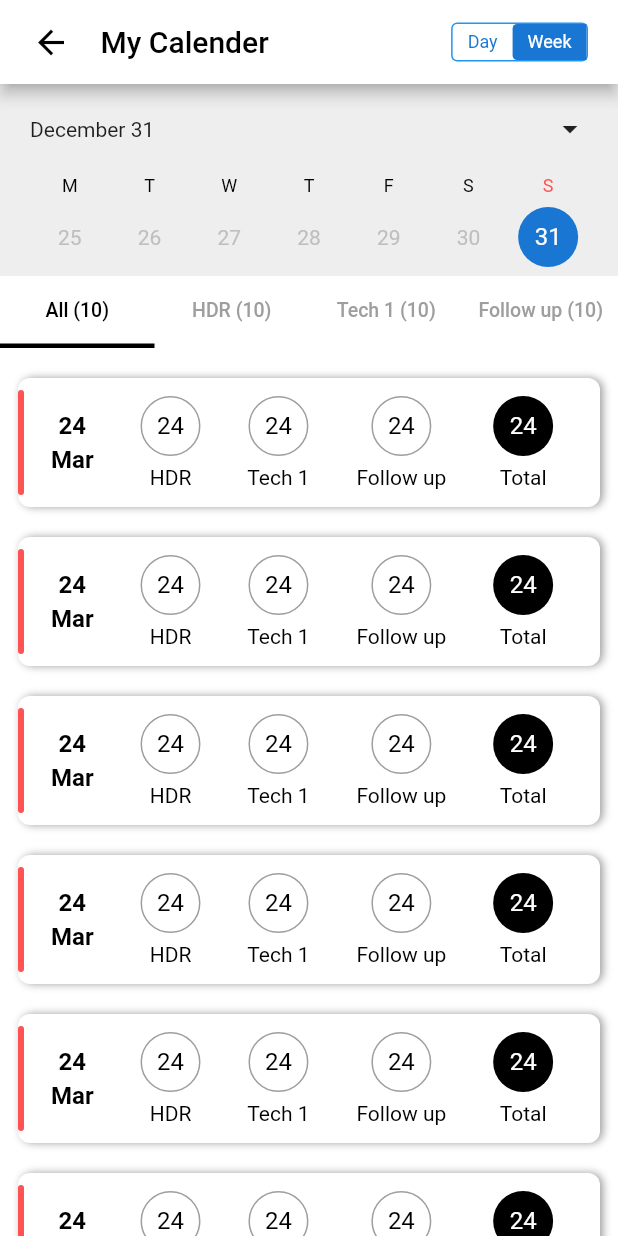
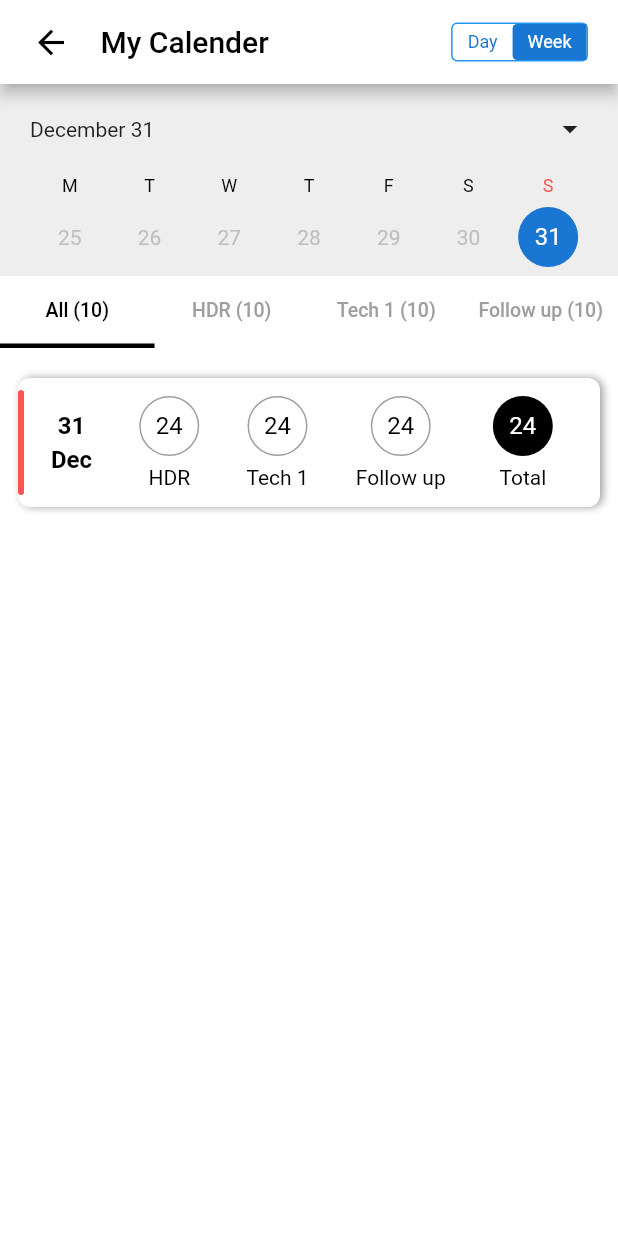
Before and after one commit to naikSaurabh09/calenderselection, a Flutter app: the WeekSelection screen opened directly with empty values, on a phone screen of 412 x 824 dp. Run offline on Flutter 3.47's test engine with Material 2 defaults, Android fonts, the phone set to English and light mode, and no system bars.

Commit message:
customization in Week selection

```diff
--- a/lib/CommonWidgets/listviewDesign.dart
+++ b/lib/CommonWidgets/listviewDesign.dart
@@ -1,10 +1,12 @@
 import 'package:flutter/material.dart';
 import 'package:calenderselection/HelperVariable.dart';
+import 'package:intl/intl.dart';
 import 'package:url_launcher/url_launcher.dart';
 
 class DaySelectionList extends StatelessWidget {
   bool isDaySelection = true;
-  DaySelectionList(this.isDaySelection, {Key? key}) : super(key: key);
+  DateTime individualDayObject;
+  DaySelectionList(this.isDaySelection, this.individualDayObject, {Key? key}) : super(key: key);
 
   @override
   Widget build(BuildContext context) {
@@ -140,7 +142,7 @@ class DaySelectionList extends StatelessWidget {
     return Row(
       mainAxisAlignment: MainAxisAlignment.spaceBetween,
       children: [
-        columnwiseData("Due Date", "05 Jun 23"),
+        columnwiseData("Due Date", DateFormat("dd MMM yyyy").format(individualDayObject)),
         columnwiseData("Level", "10"),
         columnwiseData("Days Left", " 23"),
       ],
@@ -187,9 +189,9 @@ class DaySelectionList extends StatelessWidget {
           SizedBox(width: 18,),
           Column(
             children: [
-              Text("24", style: TextStyle(fontSize: 16, color: colorCode.black, fontWeight: FontWeight.bold),),
+              Text(individualDayObject.day.toString(), style: TextStyle(fontSize: 16, color: colorCode.black, fontWeight: FontWeight.bold),),
               SizedBox(height: 4,),
-              Text("Mar", style: TextStyle(fontSize: 16, color: colorCode.black, fontWeight: FontWeight.bold),),
+              Text(DateFormat("MMM").format(individualDayObject), style: TextStyle(fontSize: 16, color: colorCode.black, fontWeight: FontWeight.bold),),
             ],
           ),
           Expanded(
--- a/lib/WeekSelection.dart
+++ b/lib/WeekSelection.dart
@@ -22,18 +22,89 @@ class WeekSelection extends StatefulWidget {
 }
 
 class _WeekSelectionState extends State<WeekSelection> {
-  final CalendarFormat _calendarFormat = CalendarFormat.week;
+  late CalendarFormat _calendarFormat;
+  late Map<CalendarFormat, String> availableCalenderFormat ;
   final RangeSelectionMode _rangeSelectionMode = RangeSelectionMode.toggledOn; // Can be toggled on/off by longpressing a date
-  final DateTime _focusedDay = DateTime.now();
   DateTime? _selectedDay;
   DateTime? _rangeStart;
   DateTime? _rangeEnd;
+
+  late List daysList;
+  List tabs = ["All", "HDR", "Tech 1", "Follow up"];
 
   @override
   void initState() {
     super.initState();
     _rangeStart = widget._rangeStart;
     _rangeEnd = widget._rangeEnd;
+
+    seperateWeekDatesSelected();
+
+    daysList = getDaysInBetween(_rangeStart!, _rangeEnd!);
+  }
+
+  int weeksBetween(DateTime from, DateTime to) {
+    from = DateTime.utc(from.year, from.month, from.day);
+    to = DateTime.utc(to.year, to.month, to.day);
+    return ((to.difference(from).inDays +1)/ 7).ceil();
+  }
+
+  seperateWeekDatesSelected(){
+
+    final firstJanRangeStart = DateTime(_rangeStart!.year, 1, 1);
+    final weekNumberRangeStart = weeksBetween(firstJanRangeStart, _rangeStart!);
+
+    final firstJanRangeEnd = DateTime(_rangeEnd!.year, 1, 1);
+    final weekNumberRangeEnd = weeksBetween(firstJanRangeEnd, _rangeEnd!);
+
+    final daysSelected = _rangeEnd!.difference(_rangeStart!).inDays + 1;
+    final differenceInWeeks = weekNumberRangeEnd - weekNumberRangeStart;
+
+    if(weekNumberRangeEnd < weekNumberRangeStart){
+      //Two different year have been selected
+      _calendarFormat = CalendarFormat.twoWeeks;
+      availableCalenderFormat = {
+        CalendarFormat.twoWeeks: '2 weeks',
+      };
+    }
+    else{
+      if(daysSelected < 8){
+        if(differenceInWeeks == 0){
+          _calendarFormat = CalendarFormat.week;
+          availableCalenderFormat = {
+            CalendarFormat.week: 'Week',
+          };
+        }
+        else{
+          _calendarFormat = CalendarFormat.twoWeeks;
+          availableCalenderFormat = {
+            CalendarFormat.twoWeeks: '2 weeks',
+          };
+        }
+      }
+      else if(daysSelected > 7 && daysSelected < 15){
+        if(differenceInWeeks == 1){
+          _calendarFormat = CalendarFormat.twoWeeks;
+          availableCalenderFormat = {
+            CalendarFormat.twoWeeks: '2 weeks',
+          };
+          //return false;
+        }
+        else{
+          _calendarFormat = CalendarFormat.month;
+          availableCalenderFormat = {
+            CalendarFormat.month: 'Month',
+          };
+          //return true;
+        }
+      }
+      else{
+        _calendarFormat = CalendarFormat.month;
+        availableCalenderFormat = {
+          CalendarFormat.month: 'Month',
+        };
+      }
+    }
   }
 
 
@@ -79,13 +150,13 @@ class _WeekSelectionState extends State<WeekSelection> {
       color: colorCode.warmgrey,
       padding: const EdgeInsets.symmetric(horizontal: 20.0),
       child: customTableCalendar(
-        firstDay: DateTime.now(),
-        lastDay: DateTime.utc(2024, 12, ),
+        availableGestures: AvailableGestures.none,
+        firstDay: _rangeStart!,
+        lastDay: DateTime.utc(2024, 12,),
         focusedDay: _rangeStart!,
         selectedDayPredicate: (day) => isSameDay(_selectedDay, day),
         rangeStartDay: _rangeStart,
         rangeEndDay: _rangeEnd,
-        startingDayOfWeek: StartingDayOfWeek.monday,
         daysOfWeekStyle: const customDaysOfWeekStyle(
           weekdayStyle: TextStyle(
             fontSize: 12,
@@ -96,17 +167,9 @@ class _WeekSelectionState extends State<WeekSelection> {
             color: colorCode.red,
           ),
         ),
-        weekendDays: const [DateTime.sunday],
-        headerStyle: const customHeaderStyle(
-          leftChevronVisible: false,
-          rightChevronVisible: false,
-        ),
         calendarFormat: _calendarFormat,
-        availableCalendarFormats: const {
-          CalendarFormat.week: 'Week',
-        },
+        availableCalendarFormats: availableCalenderFormat,
         rangeSelectionMode: _rangeSelectionMode,
-        shouldFillViewport: false,
         calendarStyle: customCalendarStyle(
             todayTextStyle: const TextStyle(color: colorCode.black),
             todayDecoration: BoxDecoration(
@@ -124,37 +187,6 @@ class _WeekSelectionState extends State<WeekSelection> {
             ),
           weekendTextStyle: const TextStyle(color: colorCode.red),
         ),
-        onDaySelected: (selectedDay, focusedDay) {
-          // if (!isSameDay(_selectedDay, selectedDay)) {
-          //   setState(() {
-          //     _selectedDay = selectedDay;
-          //     _focusedDay = focusedDay;
-          //     _rangeStart = null; // Important to clean those
-          //     _rangeEnd = null;
-          //     _rangeSelectionMode = RangeSelectionMode.toggledOff;
-          //   });
-          // }
-        },
-        onRangeSelected: (start, end, focusedDay) {
-          // setState(() {
-          //   _selectedDay = null;
-          //   _focusedDay = focusedDay;
-          //   _rangeStart = start;
-          //   _rangeEnd = end;
-          //   _rangeSelectionMode = RangeSelectionMode.toggledOn;
-          // });
-        },
-        onFormatChanged: (format) {
-          // if (_calendarFormat != format) {
-          //   setState(() {
-          //     _calendarFormat = format;
-          //   });
-          // }
-        },
-        onPageChanged: (focusedDay) {
-          //_focusedDay = focusedDay;
-        },
-        weekNumbersVisible: false,
         calendarBuilders: customCalendarBuilders(
           headerTitleBuilder: (context, dateTime)=>headerBuilder(dateTime),
         ),
@@ -176,7 +208,7 @@ class _WeekSelectionState extends State<WeekSelection> {
     );
   }
 
-  List tabs = ["All", "HDR", "Tech 1", "Follow up"];
+
   tabBarDesign(){
     return Expanded(
       child: CustomTabView(
@@ -188,14 +220,25 @@ class _WeekSelectionState extends State<WeekSelection> {
         listCountBuilder: (BuildContext context, int index)=>listItemCount(index),
         pageBuilder: (BuildContext, index){
           return ListView.builder(
-            itemCount: 14,
-              itemBuilder: (BuildContext,index)=>DaySelectionList(false),
+            itemCount: daysList.length,
+              itemBuilder: (BuildContext, index){
+              DateTime obj = daysList[index];
+              return DaySelectionList(false, obj);
+              },
           );
         },
         onPositionChange: (index){},
         onScroll: (double){},
       ),
     );
+  }
+
+  List<DateTime> getDaysInBetween(DateTime startDate, DateTime endDate) {
+    List<DateTime> days = [];
+    for (int i = 0; i <= endDate.difference(startDate).inDays; i++) {
+      days.add(startDate.add(Duration(days: i)));
+    }
+    return days;
   }
 
   listItemCount(int index){
--- a/lib/customTableCalender/customHeaderStyle.dart
+++ b/lib/customTableCalender/customHeaderStyle.dart
@@ -81,7 +81,7 @@ class customHeaderStyle {
   /// Creates a `HeaderStyle` used by `TableCalendar` widget.
   const customHeaderStyle({
     this.titleCentered = false,
-    this.formatButtonVisible = true,
+    this.formatButtonVisible = false,
     this.formatButtonShowsNext = true,
     this.titleTextFormatter,
     this.titleTextStyle = const TextStyle(fontSize: 17.0),
@@ -100,8 +100,8 @@ class customHeaderStyle {
     this.rightChevronMargin = const EdgeInsets.symmetric(horizontal: 8.0),
     this.leftChevronIcon = const Icon(Icons.chevron_left),
     this.rightChevronIcon = const Icon(Icons.chevron_right),
-    this.leftChevronVisible = true,
-    this.rightChevronVisible = true,
+    this.leftChevronVisible = false,
+    this.rightChevronVisible = false,
     this.decoration = const BoxDecoration(),
   });
 }
--- a/lib/customTableCalender/customTableCalender.dart
+++ b/lib/customTableCalender/customTableCalender.dart
@@ -214,7 +214,7 @@ class customTableCalendar<T> extends StatefulWidget {
     this.locale,
     this.rangeStartDay,
     this.rangeEndDay,
-    this.weekendDays = const [DateTime.saturday, DateTime.sunday],
+    this.weekendDays = const [DateTime.sunday],
     this.calendarFormat = CalendarFormat.month,
     this.availableCalendarFormats = const {
       CalendarFormat.month: 'Month',
@@ -223,7 +223,7 @@ class customTableCalendar<T> extends StatefulWidget {
     },
     this.headerVisible = true,
     this.daysOfWeekVisible = true,
-    this.pageJumpingEnabled = false,
+    this.pageJumpingEnabled = true,
     this.pageAnimationEnabled = true,
     this.sixWeekMonthsEnforced = false,
     this.shouldFillViewport = false,
@@ -234,7 +234,7 @@ class customTableCalendar<T> extends StatefulWidget {
     this.formatAnimationCurve = Curves.linear,
     this.pageAnimationDuration = const Duration(milliseconds: 300),
     this.pageAnimationCurve = Curves.easeOut,
-    this.startingDayOfWeek = StartingDayOfWeek.sunday,
+    this.startingDayOfWeek = StartingDayOfWeek.monday,
     this.dayHitTestBehavior = HitTestBehavior.opaque,
     this.availableGestures = AvailableGestures.all,
     this.simpleSwipeConfig = const customSimpleSwipeConfig(
```
Also changed, not shown: lib/DaySelection.dart (+18 -56 lines).
